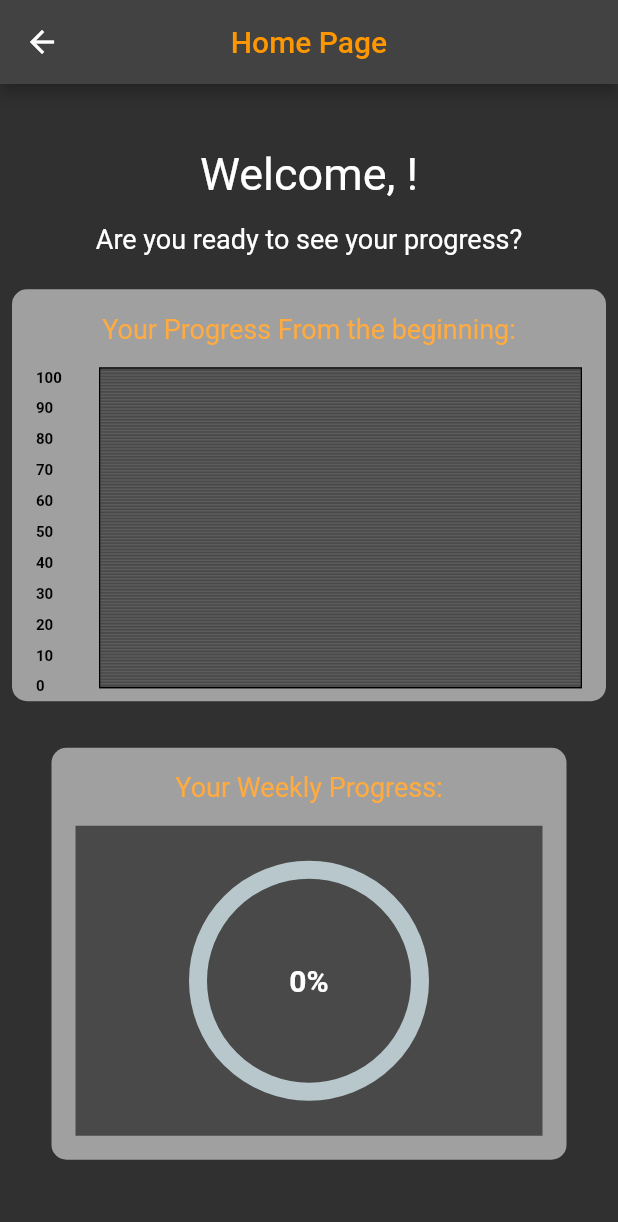
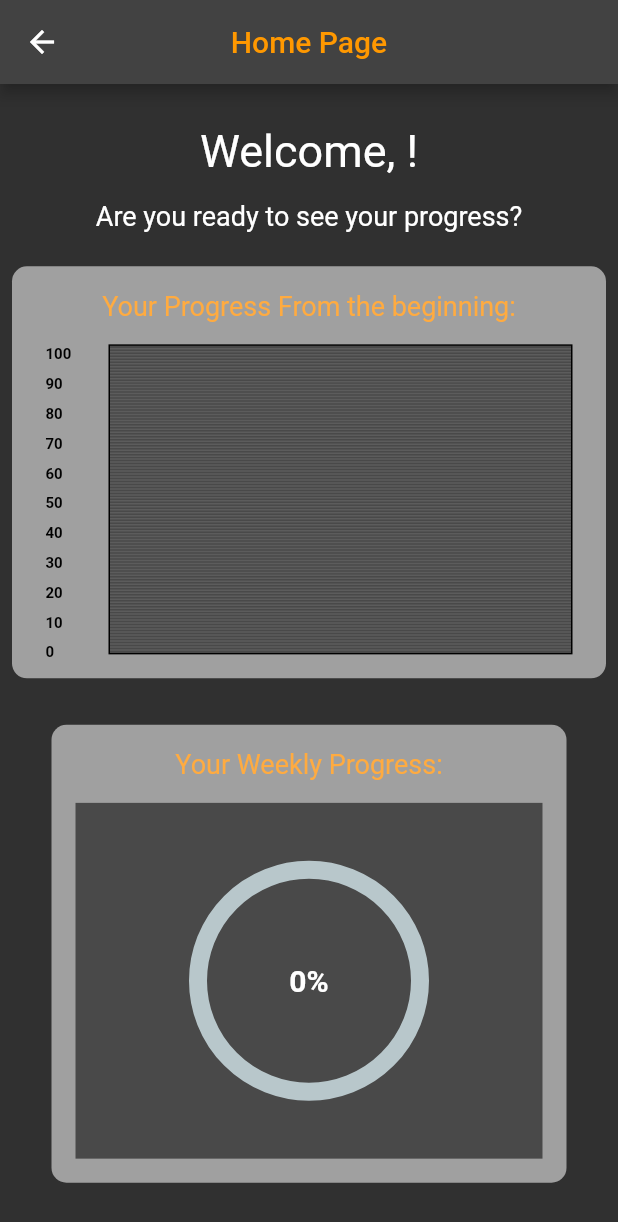
Before and after one commit to elad7290/ai_trainer_final_project, a Flutter app: the HomePage screen opened directly with empty values, on a phone screen of 412 x 824 dp. Shown: the top 1222 px of the screen. Run offline on Flutter 3.47's test engine with Material 2 defaults, Android fonts, the phone set to English and light mode, and no system bars; drawn by our look-alikes of fl_chart, percent_indicator; our stand-ins replace better_player, camera, cloud_firestore, email_validator, firebase_auth, firebase_core and 3 more; missing offline and left inert: teachable; accounts and stored records are empty.

Commit message:
bug fixed

```diff
--- a/lib/views/pages/home_page.dart
+++ b/lib/views/pages/home_page.dart
@@ -83,13 +83,13 @@ class _HomePageState extends State<HomePage> {
                         "Your Progress From the beginning:",
                         style: TextStyle(
                             fontSize: 18,
-                            color: Colors.orangeAccent
+                            color: AppColors.orangeAccent
                         ),
                       ),
                       const SizedBox(
                         height: 15.0,
                       ),
-                      LineChartWidget(points: widget.user!.progress_points),
+                      Expanded(child: LineChartWidget(points: widget.user!.progress_points)),
                     ],
                   ),
                 ),
@@ -98,7 +98,7 @@ class _HomePageState extends State<HomePage> {
                 ),
                 Container(
                   width: MediaQuery.of(context).size.width / 1.2,
-                  height: MediaQuery.of(context).size.height / 3,
+                  height: MediaQuery.of(context).size.height / 2.7,
                   margin: EdgeInsets.all(8.0),
                   alignment: Alignment.center,
                   padding: EdgeInsets.all(16.0),
@@ -112,15 +112,14 @@ class _HomePageState extends State<HomePage> {
                         "Your Weekly Progress:",
                         style: TextStyle(
                             fontSize: 18,
-                            color: Colors.orangeAccent
+                            color: AppColors.orangeAccent,
                         ),
                       ),
                       const SizedBox(
                         height: 15.0,
                       ),
-                      Flexible(
-                          child:
-                          CirclePercentWidget(percent: percent,)
+                      Expanded(
+                          child: CirclePercentWidget(percent: percent,)
                       ),
                     ],
                   ),
```
